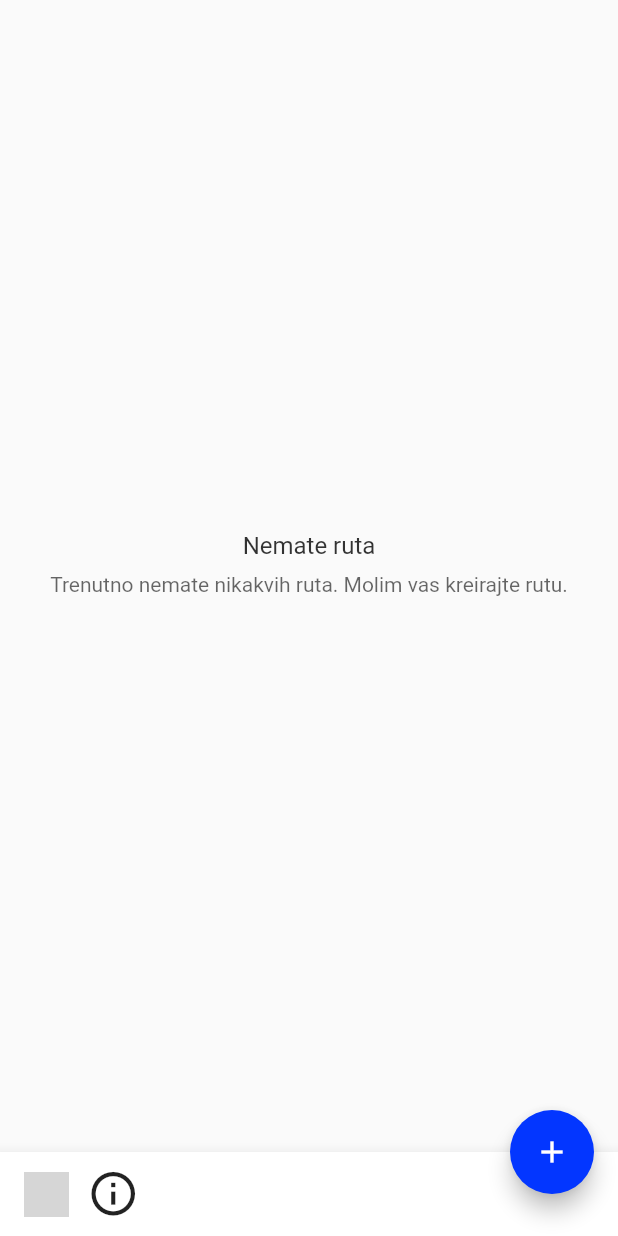
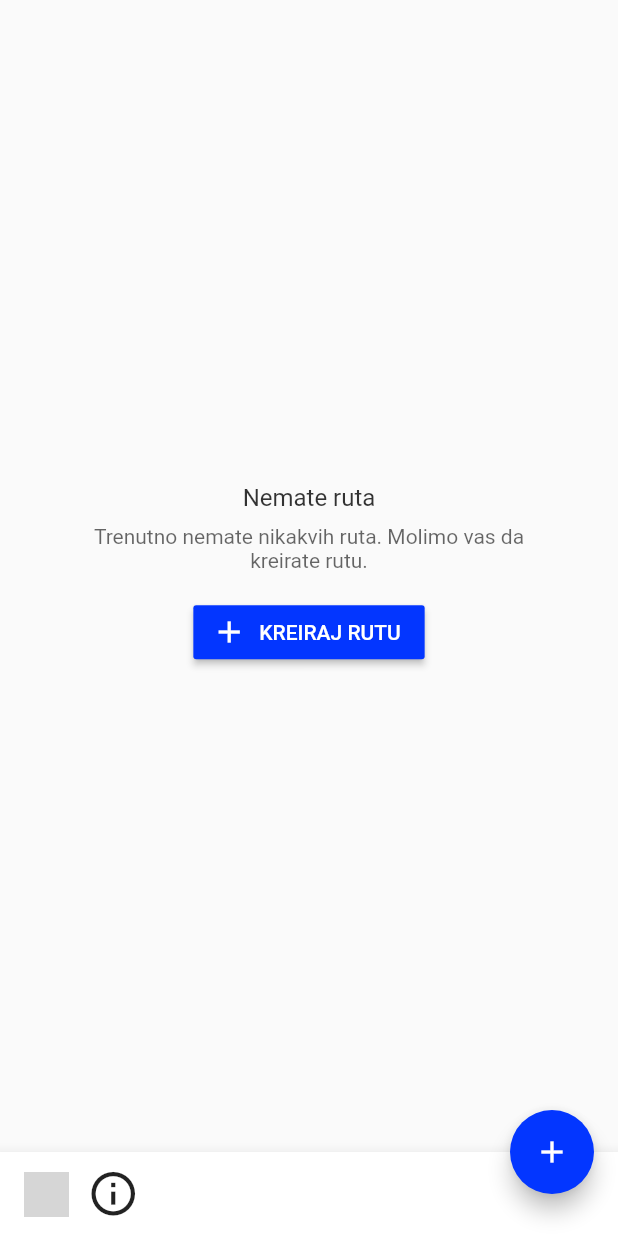
Before and after one commit to acengic2/espediter, a Flutter app: the NoRoutesScreenPage screen opened directly, on a phone screen of 412 x 824 dp. Run offline on Flutter 3.47's test engine with Material 2 defaults, Android fonts, the phone set to English and light mode, and no system bars; our stand-ins replace cloud_firestore, datetime_picker_formfield, email_validator, firebase_auth, flutter_masked_text, flutter_screenutil and 1 more; missing offline and left inert: back_button_interceptor, responsive_container; accounts and stored records are empty; network calls fail; grey boxes are pictures that could not be loaded.

Commit message:
Kreiraj rutu button added on No Routes Screen

```diff
--- a/lib/screens/companyScreens/listOfRoutes/noRoutes.dart
+++ b/lib/screens/companyScreens/listOfRoutes/noRoutes.dart
@@ -1,6 +1,8 @@
 import 'package:flutter/material.dart';
 import 'package:spediter/screens/companyScreens/listOfRoutes/components/bottomAppBar.dart';
 import 'package:spediter/screens/companyScreens/listOfRoutes/components/floatingActionButton.dart';
+
+import '../createRoute/createRouteScreen.dart';
 
 void main() => runApp(NoRoutes());
 
@@ -8,7 +10,7 @@ const blueColor = Color.fromRGBO(3, 54, 255, 1);
 const textColorGray80 = Color.fromRGBO(0, 0, 0, 0.8);
 const textColorGray60 = Color.fromRGBO(0, 0, 0, 0.6);
 
-const noRoutesString = "Trenutno nemate nikakvih ruta. Molim vas kreirajte rutu.";
+const noRoutesString = "Trenutno nemate nikakvih ruta. Molimo vas da kreirate rutu.";
 
 class NoRoutes extends StatelessWidget {
   // This widget is the root of your application.
@@ -53,7 +55,9 @@ class _NoRoutesScreenPageState extends State<NoRoutesScreenPage> {
               ),
               Padding(
                 padding: EdgeInsets.only(top: 8.0, bottom: 16.0),
-                child: Text(
+                child: Container(
+                  width: 328,
+                  child: Text(
                  noRoutesString ,
                   textAlign: TextAlign.center,
                   style: TextStyle(
@@ -61,8 +65,33 @@ class _NoRoutesScreenPageState extends State<NoRoutesScreenPage> {
                       fontFamily: "Roboto",
                       color: textColorGray60),
                 ),
+                )
               ),
-
+              ButtonTheme(
+                    minWidth: 154.0,
+                    height: 36.0,
+                    child: RaisedButton.icon(
+                      onPressed: () {
+                        Navigator.push(
+                          context,
+                          MaterialPageRoute(
+                              builder: (context) => CreateRoute()),
+                        );
+                      },
+                      icon: Icon(
+                        Icons.add,
+                        color: Colors.white,
+                      ),
+                      label: Text(
+                        "KREIRAJ RUTU",
+                        style: TextStyle(
+                            fontSize: 14,
+                            fontFamily: "Roboto",
+                            color: Colors.white),
+                      ),
+                      color: blueColor,
+                    ),
+                  )
             ]),
           ),
         ),
```
